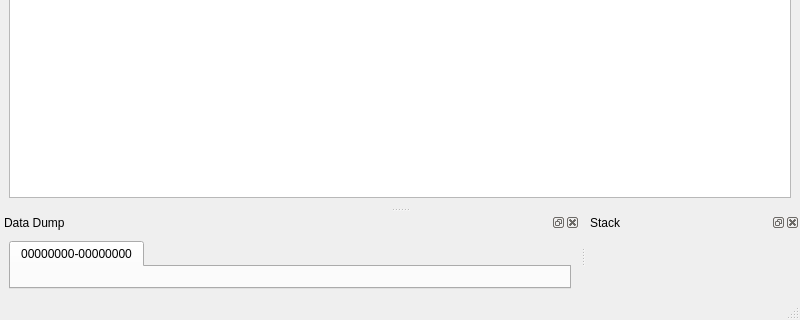
eteran/edb-debugger, file src/Debugger.ui: the form before one commit; both pictures show x 0 to 800 and y 380 to 700 of the 800 by 700 pixel window.
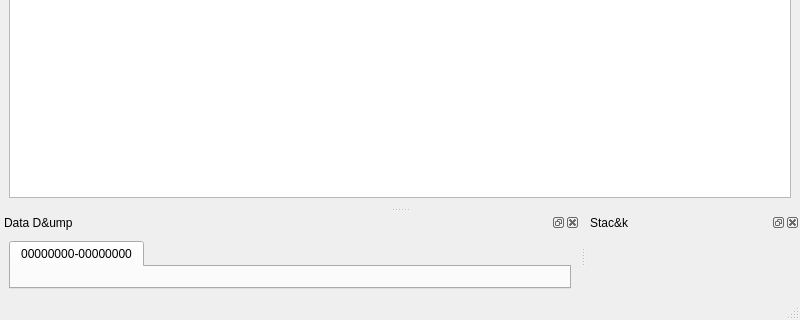
The form after the commit. Icons and pictures are not drawn. Custom widgets are drawn as their Qt base class.

Patch:
```diff
--- a/src/Debugger.ui
+++ b/src/Debugger.ui
@@ -114,7 +114,7 @@
   <widget class="QStatusBar" name="statusbar"/>
   <widget class="QDockWidget" name="dataDock">
    <property name="windowTitle">
-    <string>Data Dump</string>
+    <string>Data D&amp;ump</string>
    </property>
    <attribute name="dockWidgetArea">
     <number>8</number>
@@ -136,7 +136,7 @@
   </widget>
   <widget class="QDockWidget" name="stackDock">
    <property name="windowTitle">
-    <string>Stack</string>
+    <string>Stac&amp;k</string>
    </property>
    <attribute name="dockWidgetArea">
     <number>8</number>
```
Left out of the diff: 58 changed lines with no effect on the pictures.
